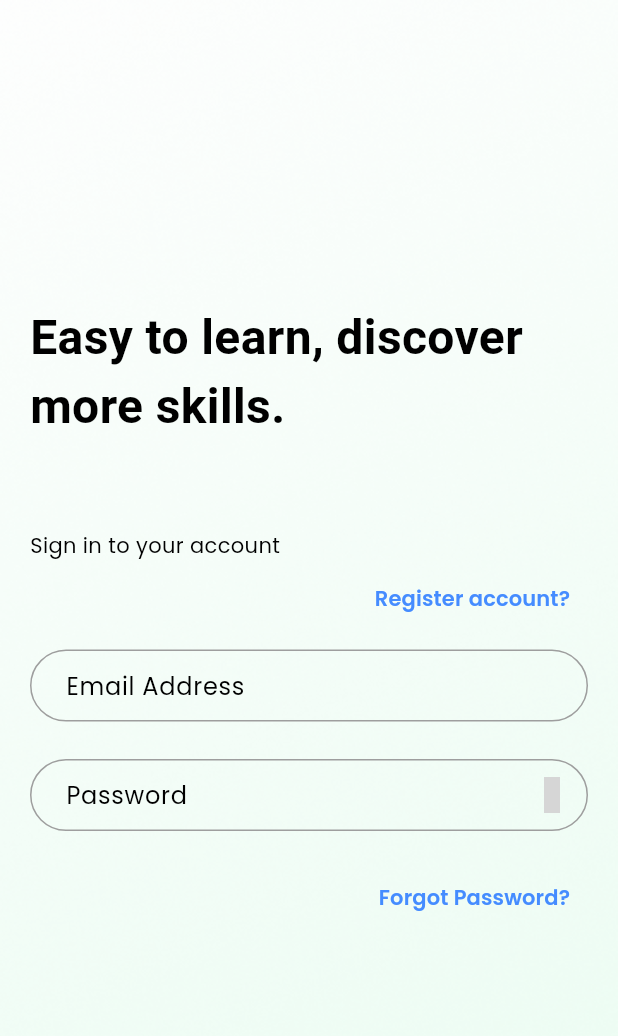
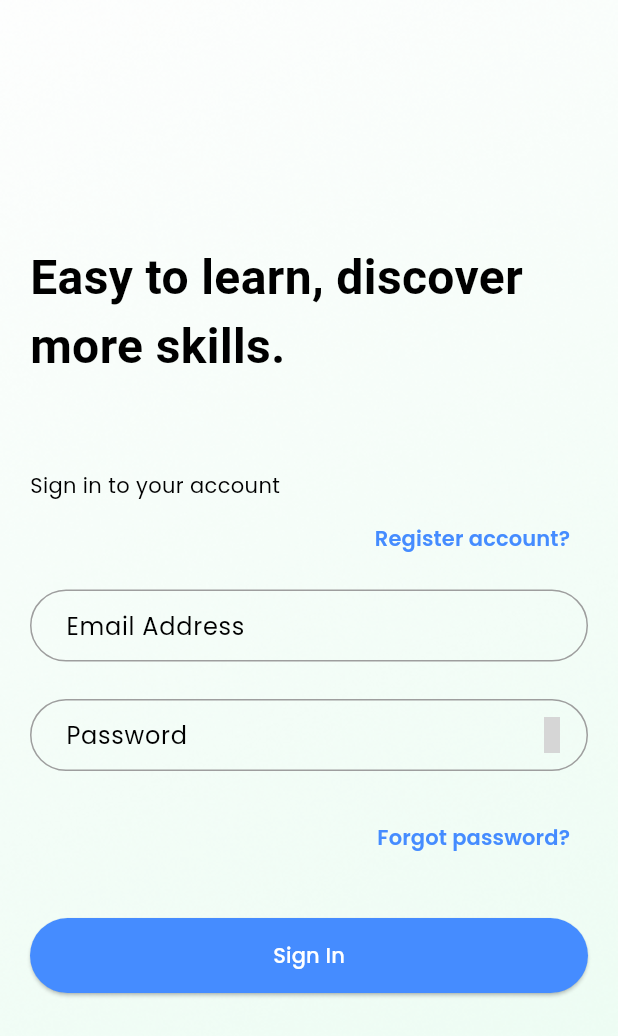
Before and after one commit to Jagmeet236/TeachingAPP, a Flutter app: the SignInPage screen opened by its route, on a phone screen of 412 x 824 dp. Shown: the top 1036 px of the screen. Run offline on Flutter 3.47's test engine with Material 3 defaults, Android fonts, the phone set to English and light mode, and no system bars; our stand-ins replace bloc, cloud_firestore, dartz, equatable, firebase_auth, firebase_core and 8 more; accounts and stored records are empty; project files that could hold a hidden picture were left out; grey boxes are pictures that could not be loaded.

Commit message:
done with the sign_in_screen_ui, fixed some issues

```diff
--- /dev/null
+++ b/lib/core/common/widgets/rounded_button.dart
@@ -0,0 +1,30 @@
+import 'package:education_app/core/res/colours.dart';
+import 'package:flutter/material.dart';
+
+class RoundedButton extends StatelessWidget {
+  const RoundedButton({
+    required this.label,
+    required this.onPressed,
+    super.key,
+    this.buttonColor,
+    this.labelColor,
+  });
+
+  final String label;
+  final VoidCallback onPressed;
+  final Color? buttonColor;
+  final Color? labelColor;
+
+  @override
+  Widget build(BuildContext context) {
+    return ElevatedButton(
+      style: ElevatedButton.styleFrom(
+        backgroundColor: buttonColor ?? Colours.primaryColor,
+        foregroundColor: labelColor ?? Colors.white,
+        minimumSize: const Size(double.maxFinite, 50),
+      ),
+      onPressed: onPressed,
+      child: Text(label),
+    );
+  }
+}
--- a/lib/core/errors/failures.dart
+++ b/lib/core/errors/failures.dart
@@ -12,7 +12,7 @@ abstract class Failure extends Equatable {
   final String message;
   final dynamic statusCode;
   String get errorMessage =>
-      '$statusCode${statusCode is String ? '' : ' Error'}:$message';
+      '$statusCode${statusCode is String ? '' : ' Error'}: $message';
   @override
   List<dynamic> get props => [message, statusCode];
 }
--- a/lib/core/services/router.dart
+++ b/lib/core/services/router.dart
@@ -3,6 +3,7 @@ import 'package:education_app/core/extensions/context_extension.dart';
 import 'package:education_app/core/services/injection_container.dart';
 import 'package:education_app/src/authentication/data/models/user_model.dart';
 import 'package:education_app/src/authentication/presentation/bloc/authentication_bloc.dart';
+import 'package:education_app/src/authentication/presentation/view/forgot_password_screen.dart';
 import 'package:education_app/src/authentication/presentation/view/sign_in_screen.dart';
 import 'package:education_app/src/authentication/presentation/view/sign_up_screen.dart';
 import 'package:education_app/src/dashBoard/presentation/views/dashboard.dart';
--- a/lib/core/services/router.main.dart
+++ b/lib/core/services/router.main.dart
@@ -20,7 +20,7 @@ Route<dynamic> generateRoute(RouteSettings settings) {
               fullName: user.displayName ?? '',
             );
             context.userProvider.initUser(localUser);
-            return const DashBoard();
+            return const DashBoardPage();
           }
           return BlocProvider(
             create: (_) => sl<AuthenticationBloc>(),
@@ -45,9 +45,17 @@ Route<dynamic> generateRoute(RouteSettings settings) {
         ),
         settings: settings,
       );
-    case DashBoard.routeName:
+    case ForgotPasswordPage.routeName:
       return _pageBuilder(
-        (_) => const DashBoard(),
+        (_) => BlocProvider(
+          create: (_) => sl<AuthenticationBloc>(),
+          child: const ForgotPasswordPage(),
+        ),
+        settings: settings,
+      );
+    case DashBoardPage.routeName:
+      return _pageBuilder(
+        (_) => const DashBoardPage(),
         settings: settings,
       );
     default:
--- a/lib/src/authentication/presentation/view/sign_in_screen.dart
+++ b/lib/src/authentication/presentation/view/sign_in_screen.dart
@@ -1,5 +1,6 @@
 import 'package:education_app/core/common/app/providers/user_provider.dart';
 import 'package:education_app/core/common/widgets/gradient_background.dart';
+import 'package:education_app/core/common/widgets/rounded_button.dart';
 import 'package:education_app/core/res/colours.dart';
 import 'package:education_app/core/res/fonts.dart';
 import 'package:education_app/core/res/media_res.dart';
@@ -9,6 +10,7 @@ import 'package:education_app/src/authentication/presentation/bloc/authenticatio
 import 'package:education_app/src/authentication/presentation/view/sign_up_screen.dart';
 import 'package:education_app/src/authentication/presentation/widgets/sign_in_form.dart';
 import 'package:education_app/src/dashBoard/presentation/views/dashboard.dart';
+import 'package:firebase_auth/firebase_auth.dart%20';
 
 import 'package:flutter/material.dart';
 import 'package:flutter_bloc/flutter_bloc.dart';
@@ -43,13 +45,14 @@ class _SignInPageState extends State<SignInPage> {
             CoreUtils.showSnackBar(context, state.message);
           } else if (state is SignedIn) {
             context.read<UserProvider>().initUser(state.user as LocalUserModel);
-            Navigator.pushReplacementNamed(context, DashBoard.routeName);
+            Navigator.pushReplacementNamed(context, DashBoardPage.routeName);
           }
         },
         builder: (context, state) {
           return GradientBackground(
             image: MediaRes.authGradientBackground,
             child: SafeArea(
+              child: Center(
                 child: ListView(
                   shrinkWrap: true,
                   padding: const EdgeInsets.symmetric(
@@ -112,9 +115,11 @@ class _SignInPageState extends State<SignInPage> {
                     Align(
                       alignment: Alignment.centerRight,
                       child: TextButton(
-                      onPressed: () {},
+                        onPressed: () {
+                          Navigator.pushNamed(context, '/forgot-password');
+                        },
                         child: const Text(
-                        'Forgot Password?',
+                          'Forgot password?',
                           style: TextStyle(
                             color: Colours.primaryColor,
                             fontWeight: FontWeight.w600,
@@ -122,7 +127,20 @@ class _SignInPageState extends State<SignInPage> {
                         ),
                       ),
                     ),
+                    const SizedBox(
+                      height: 30,
+                    ),
+                    if (state is AuthenticationLoading)
+                      const Center(
+                        child: CircularProgressIndicator(),
+                      )
+                    else
+                      RoundedButton(
+                        label: 'Sign In',
+                        onPressed: _onPressedSignIn,
+                      ),
                   ],
+                ),
               ),
             ),
           );
@@ -130,4 +148,21 @@ class _SignInPageState extends State<SignInPage> {
       ),
     );
   }
+
+  void _onPressedSignIn() {
+    FocusManager.instance.primaryFocus?.unfocus();
+
+    // refreshes the [current user’s] data from [Firebase
+    // Authentication] when the [user] logs out and
+    // logs in again
+    FirebaseAuth.instance.currentUser?.reload();
+    if (formKey.currentState!.validate()) {
+      context.read<AuthenticationBloc>().add(
+            SignInEvent(
+              email: emailController.text.trim(),
+              password: passwordController.text.trim(),
+            ),
+          );
     }
+  }
+}
```
Also changed, not shown: lib/src/authentication/presentation/view/forgot_password_screen.dart (added, +53 -0 lines), lib/src/dashBoard/presentation/views/dashboard.dart (+4 -4 lines). Lines whose indentation alone changed are shown as unchanged.
